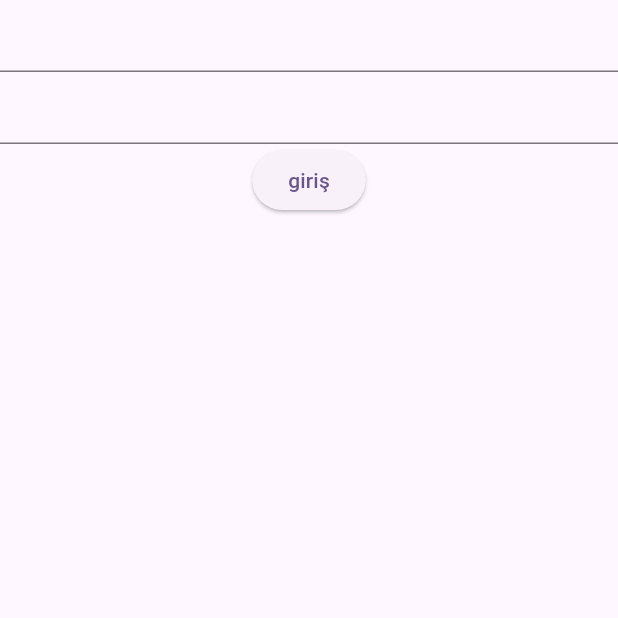
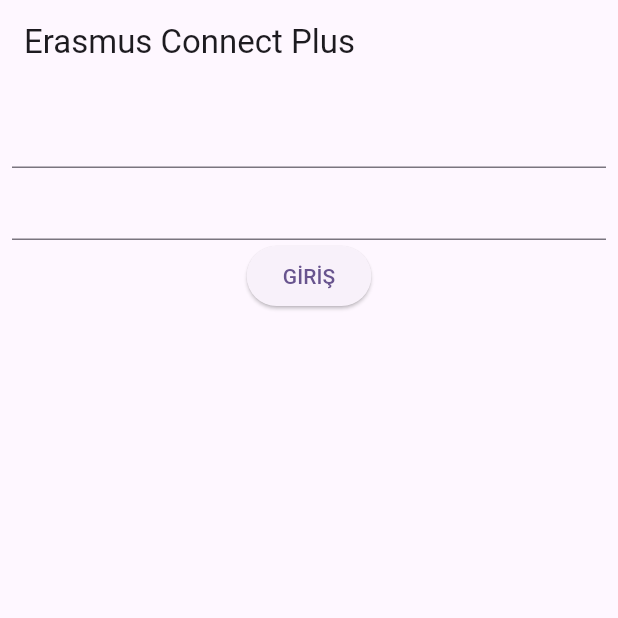
Before and after one commit to numankaya/ConnectPlus, a Flutter app: the screen it shows after launch, on a phone screen of 412 x 824 dp, the top half of it. Run offline on Flutter 3.47's test engine with Material 2 defaults, Android fonts, the light colour scheme and no system bars; our stand-ins replace cloud_firestore, firebase_auth, firebase_core; accounts and stored records are empty.

Commit message:
fifth commit

```diff
--- a/erasmus_connect/lib/main.dart
+++ b/erasmus_connect/lib/main.dart
@@ -4,11 +4,9 @@
 import 'package:flutter/material.dart';
 import 'package:firebase_core/firebase_core.dart';
 
-void main() async{
+void main() async {
   WidgetsFlutterBinding.ensureInitialized();
-  await Firebase.initializeApp(
-    options: DefaultFirebaseOptions.currentPlatform
-  );
+  await Firebase.initializeApp(options: DefaultFirebaseOptions.currentPlatform);
   runApp(const MyApp());
 }
 
@@ -20,6 +18,7 @@
   Widget build(BuildContext context) {
     return MaterialApp(
       title: 'Flutter Demo',
+      debugShowCheckedModeBanner: false,
       theme: ThemeData(
         colorScheme: ColorScheme.fromSeed(seedColor: Colors.deepPurple),
         useMaterial3: true,
@@ -37,22 +36,28 @@
 }
 
 class _MyHomePageState extends State<MyHomePage> {
-
   TextEditingController email = new TextEditingController();
   TextEditingController password = new TextEditingController();
 
   void SignUpUser() async {
-    FirebaseAuthServiceMethods(FirebaseAuth.instance).signUpWithEmail(email: email.text, password: password.text, context: context);
+    FirebaseAuthServiceMethods(FirebaseAuth.instance).signUpWithEmail(
+        email: email.text, password: password.text, context: context);
   }
 
   void SignInUser() async {
-    FirebaseAuthServiceMethods(FirebaseAuth.instance).LoginWithEmail(email: email.text, password: password.text, context: context);
+    FirebaseAuthServiceMethods(FirebaseAuth.instance).LoginWithEmail(
+        email: email.text, password: password.text, context: context);
   }
 
   @override
   Widget build(BuildContext context) {
     return Scaffold(
-      body: Center(
+      appBar: AppBar(
+        title: Text("Erasmus Connect Plus"),
+      ),
+      body: Padding(
+        padding: const EdgeInsets.all(8.0),
+        child: Center(
           child: Column(
             children: [
               TextField(
@@ -61,13 +66,16 @@
               TextField(
                 controller: password,
               ),
-            ElevatedButton(onPressed: (){
+              ElevatedButton(
+                  onPressed: () {
                     //AuthService().signIn(mail: mail.text, password: pass.text);
                     print(email.text);
                     print(password.text);
                     SignInUser();
-            }, child: Text("giriş"))
+                  },
+                  child: Text("GİRİŞ"))
             ],
+          ),
         ),
       ),
     );
```
Lines whose indentation alone changed are shown as unchanged.
